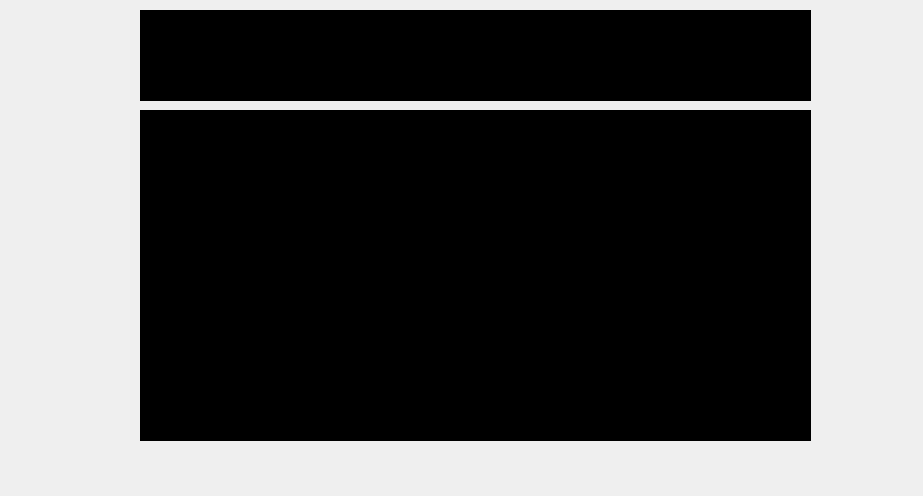
Old version of the form geminidialog.ui in the repository HyperDarkmoon/TVEmpire.
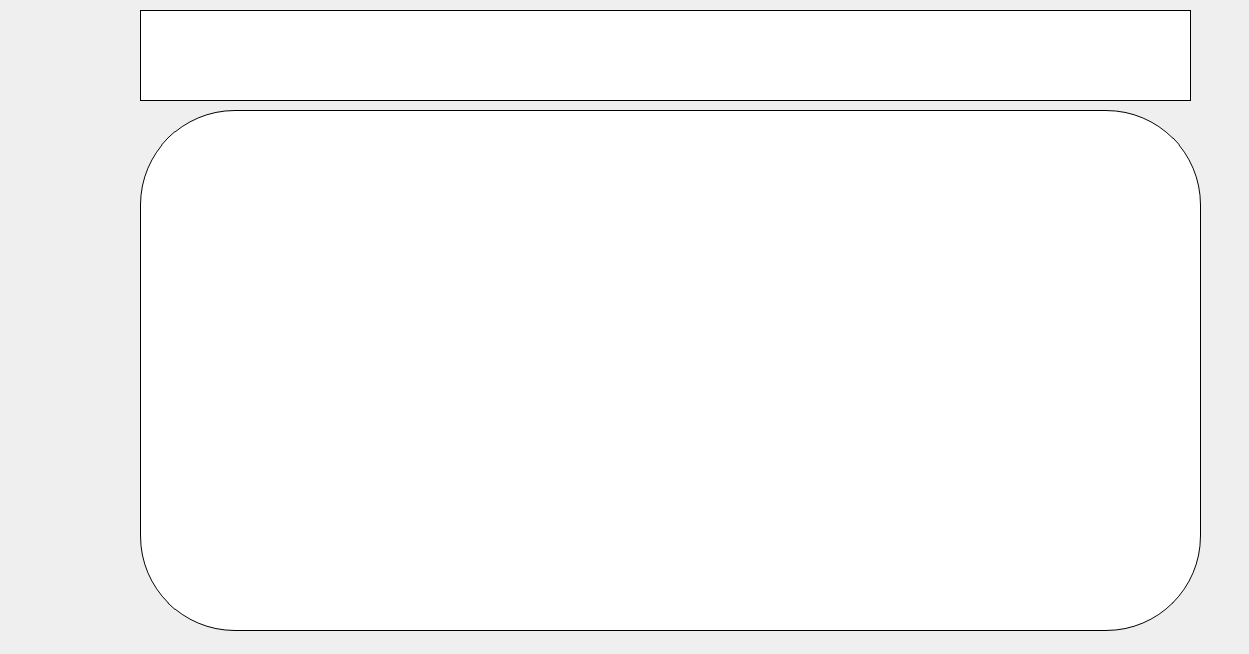
New version of the form.

```diff
--- a/geminidialog.ui
+++ b/geminidialog.ui
@@ -6,8 +6,8 @@
    <rect>
     <x>0</x>
     <y>0</y>
-    <width>923</width>
-    <height>496</height>
+    <width>1249</width>
+    <height>654</height>
    </rect>
   </property>
   <property name="windowTitle">
@@ -18,34 +18,47 @@
     <rect>
      <x>140</x>
      <y>110</y>
-     <width>671</width>
-     <height>331</height>
+     <width>1061</width>
+     <height>521</height>
     </rect>
    </property>
    <property name="styleSheet">
-    <string notr="true">background:black;
-color : white;</string>
+    <string notr="true">background:white;
+color : black;
+border : 1px solid black;
+border-radius: 95%</string>
    </property>
    <property name="text">
     <string/>
    </property>
+   <property name="textFormat">
+    <enum>Qt::RichText</enum>
+   </property>
+   <property name="wordWrap">
+    <bool>true</bool>
+   </property>
   </widget>
   <widget class="QLabel" name="inputLabel">
    <property name="geometry">
     <rect>
      <x>140</x>
      <y>10</y>
-     <width>671</width>
+     <width>1051</width>
      <height>91</height>
     </rect>
    </property>
    <property name="styleSheet">
-    <string notr="true">background:black;
-color : white;</string>
+    <string notr="true">background:white;
+color : black;
+border : 1px solid black;
+border-radius: 95%;</string>
    </property>
    <property name="text">
     <string/>
    </property>
+   <property name="wordWrap">
+    <bool>true</bool>
+   </property>
   </widget>
  </widget>
  <resources/>
```
